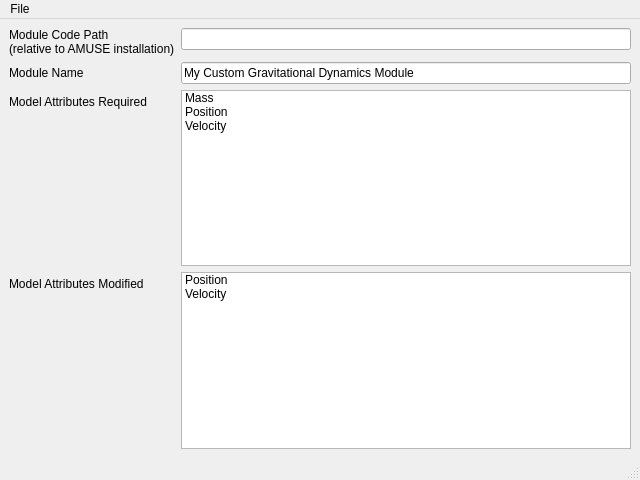
Old version of the form Code/exp_design/ui_moduleeditor.ui in the repository economou/gpunit.
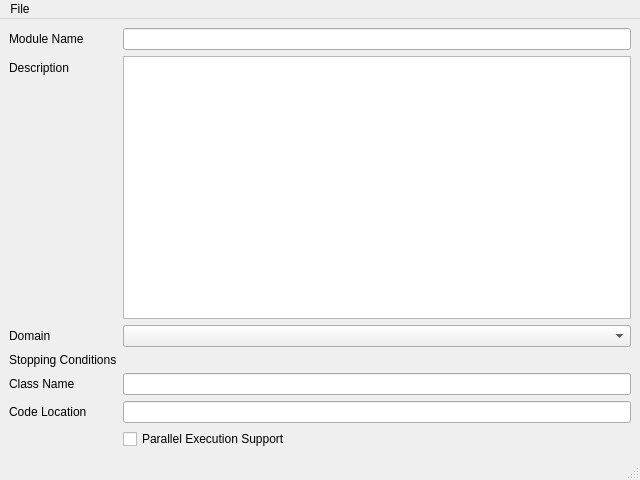
New version of the form.

Commit message: Added new elements for domain and stopping conditions.

```diff
--- a/Code/exp_design/ui_moduleeditor.ui
+++ b/Code/exp_design/ui_moduleeditor.ui
@@ -18,77 +18,72 @@
     <property name="fieldGrowthPolicy">
      <enum>QFormLayout::AllNonFixedFieldsGrow</enum>
     </property>
-    <item row="2" column="1">
-     <widget class="QListWidget" name="listWidget">
-      <item>
-       <property name="text">
-        <string>Mass</string>
-       </property>
-      </item>
-      <item>
-       <property name="text">
-        <string>Position</string>
-       </property>
-      </item>
-      <item>
-       <property name="text">
-        <string>Velocity</string>
-       </property>
-      </item>
+    <item row="0" column="0">
+     <widget class="QLabel" name="label_4">
+      <property name="text">
+       <string>Module Name</string>
+      </property>
+     </widget>
+    </item>
+    <item row="0" column="1">
+     <widget class="QLineEdit" name="moduleNameText"/>
+    </item>
+    <item row="1" column="0">
+     <widget class="QLabel" name="label_3">
+      <property name="text">
+       <string>Description</string>
+      </property>
      </widget>
     </item>
     <item row="2" column="0">
      <widget class="QLabel" name="label">
       <property name="text">
-       <string>Model Attributes Required</string>
+       <string>Domain</string>
       </property>
      </widget>
     </item>
-    <item row="3" column="1">
-     <widget class="QListWidget" name="listWidget_2">
-      <item>
-       <property name="text">
-        <string>Position</string>
-       </property>
-      </item>
-      <item>
-       <property name="text">
-        <string>Velocity</string>
-       </property>
-      </item>
-     </widget>
+    <item row="6" column="1">
+     <widget class="QLineEdit" name="codeLocationText"/>
     </item>
-    <item row="3" column="0">
+    <item row="5" column="1">
+     <widget class="QLineEdit" name="classNameText"/>
+    </item>
+    <item row="5" column="0">
      <widget class="QLabel" name="label_2">
       <property name="text">
-       <string>Model Attributes Modified</string>
+       <string>Class Name</string>
       </property>
      </widget>
     </item>
-    <item row="1" column="0">
-     <widget class="QLabel" name="label_3">
+    <item row="6" column="0">
+     <widget class="QLabel" name="label_5">
       <property name="text">
-       <string>Module Name</string>
+       <string>Code Location</string>
       </property>
      </widget>
     </item>
     <item row="1" column="1">
-     <widget class="QLineEdit" name="lineEdit">
+     <widget class="QTextEdit" name="descriptionText"/>
+    </item>
+    <item row="7" column="1">
+     <widget class="QCheckBox" name="parallelCheck">
       <property name="text">
-       <string>My Custom Gravitational Dynamics Module</string>
+       <string>Parallel Execution Support</string>
       </property>
      </widget>
     </item>
-    <item row="0" column="0">
-     <widget class="QLabel" name="label_4">
+    <item row="2" column="1">
+     <widget class="QComboBox" name="domainCombo"/>
+    </item>
+    <item row="4" column="0">
+     <widget class="QLabel" name="label_6">
       <property name="text">
-       <string>Module Code Path
-(relative to AMUSE installation)</string>
+       <string>Stopping Conditions</string>
       </property>
      </widget>
     </item>
-    <item row="0" column="1">
-     <widget class="QLineEdit" name="lineEdit_2"/>
+    <item row="4" column="1">
+     <layout class="QGridLayout" name="stopcondGrid"/>
     </item>
    </layout>
   </widget>
```
Left out of the diff: 38 changed lines with no effect on the pictures.
